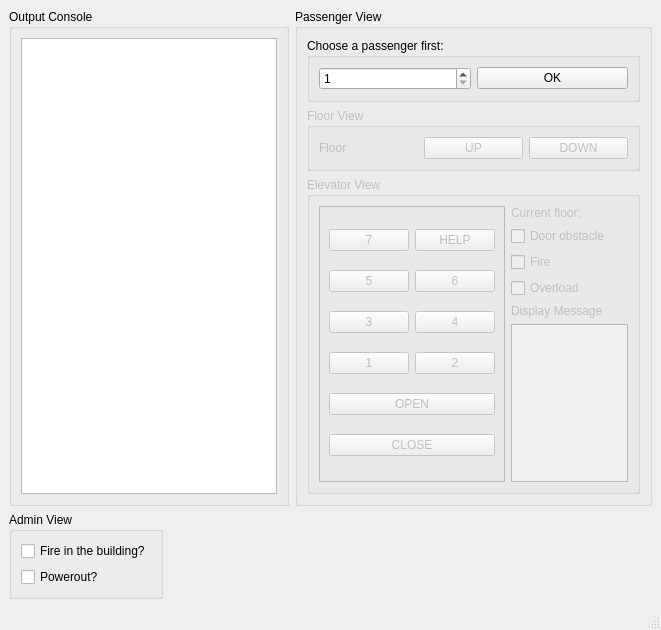
Qt form mainwindow.ui (JennyHo5/elevator-simulator) before a commit.
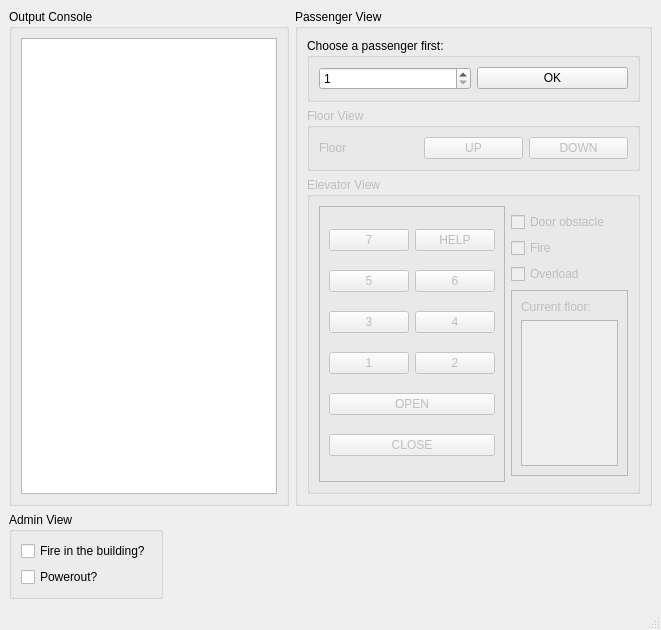
The same form after that commit.

Patch:
```diff
--- a/mainwindow.ui
+++ b/mainwindow.ui
@@ -171,27 +171,6 @@
             </layout>
            </widget>
           </item>
-          <item row="0" column="1">
-           <widget class="QLabel" name="floorNumberLabel">
-            <property name="text">
-             <string>Current floor:</string>
-            </property>
-           </widget>
-          </item>
-          <item row="1" column="1">
-           <widget class="QCheckBox" name="doorObstacleCheckBox">
-            <property name="text">
-             <string>Door obstacle</string>
-            </property>
-           </widget>
-          </item>
-          <item row="2" column="1">
-           <widget class="QCheckBox" name="fireCheckBox_2">
-            <property name="text">
-             <string>Fire</string>
-            </property>
-           </widget>
-          </item>
           <item row="3" column="1">
            <widget class="QCheckBox" name="checkBox">
             <property name="text">
@@ -199,16 +178,42 @@
             </property>
            </widget>
           </item>
+          <item row="2" column="1">
+           <widget class="QCheckBox" name="fireCheckBox_2">
+            <property name="text">
+             <string>Fire</string>
+            </property>
+           </widget>
+          </item>
+          <item row="1" column="1">
+           <widget class="QCheckBox" name="doorObstacleCheckBox">
+            <property name="text">
+             <string>Door obstacle</string>
+            </property>
+           </widget>
+          </item>
           <item row="4" column="1">
-           <widget class="QLabel" name="label_3">
-            <property name="text">
-             <string>Display Message</string>
+           <widget class="QFrame" name="displayFrame">
+            <property name="frameShape">
+             <enum>QFrame::StyledPanel</enum>
             </property>
+            <property name="frameShadow">
+             <enum>QFrame::Raised</enum>
+            </property>
+            <layout class="QVBoxLayout" name="verticalLayout_4">
+             <item>
+              <widget class="QLabel" name="floorNumberLabel">
+               <property name="text">
+                <string>Current floor:</string>
+               </property>
+              </widget>
+             </item>
+             <item>
+              <widget class="QTextBrowser" name="displayMessageTextBrowser"/>
+             </item>
+            </layout>
            </widget>
           </item>
-          <item row="5" column="1">
-           <widget class="QTextBrowser" name="displayMessageTextBrowser"/>
-          </item>
          </layout>
         </widget>
        </item>
```
